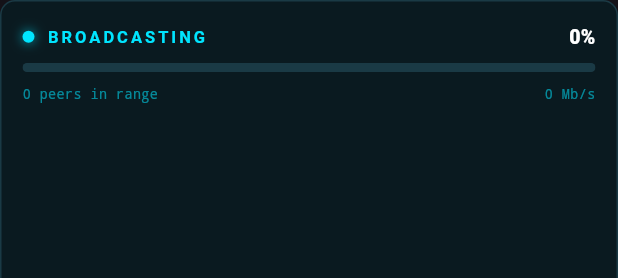
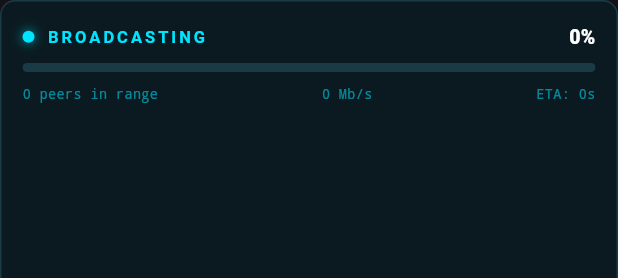
Before and after one commit to Satvik1769/op_share, a Flutter app: the BroadcastProgressBar widget shown alone on an empty page, opened directly with empty values, on a phone screen of 412 x 824 dp. Shown: the top 278 px of the screen. Run offline on Flutter 3.47's test engine with Material 3 defaults, Android fonts, the phone set to English and light mode, and no system bars; our stand-ins replace google_fonts.

Commit message:
added eta

```diff
--- a/lib/screens/shambles/shambles_transfer_screen.dart
+++ b/lib/screens/shambles/shambles_transfer_screen.dart
@@ -430,6 +430,9 @@ class _ShamblesTransferScreenState extends State<ShamblesTransferScreen>
                   percent: _broadcastPercent,
                   peersInRange: _peersInRange,
                   speedMbps: _speedMbps,
+                  etaSeconds: ((1.0 - _broadcastCtrl.value) *
+                          _broadcastCtrl.duration!.inSeconds)
+                      .ceil(),
                 )
               else
                 GestureDetector(
@@ -651,12 +654,14 @@ class BroadcastProgressBar extends StatelessWidget {
   final double percent;       // 0–100
   final int peersInRange;
   final double speedMbps;
+  final int etaSeconds;       // remaining seconds, 0 when done
 
   const BroadcastProgressBar({
     super.key,
     required this.percent,
     required this.peersInRange,
     required this.speedMbps,
+    required this.etaSeconds,
   });
 
   @override
@@ -723,6 +728,11 @@ class BroadcastProgressBar extends StatelessWidget {
                   fontSize: 9,
                   color: kCyan.withOpacity(0.55),
                   fontFamily: 'monospace')),
+          Text(done ? 'ETA: --' : 'ETA: ${etaSeconds}s',
+              style: TextStyle(
+                  fontSize: 9,
+                  color: kCyan.withOpacity(0.55),
+                  fontFamily: 'monospace')),
         ]),
       ]),
     );
```
